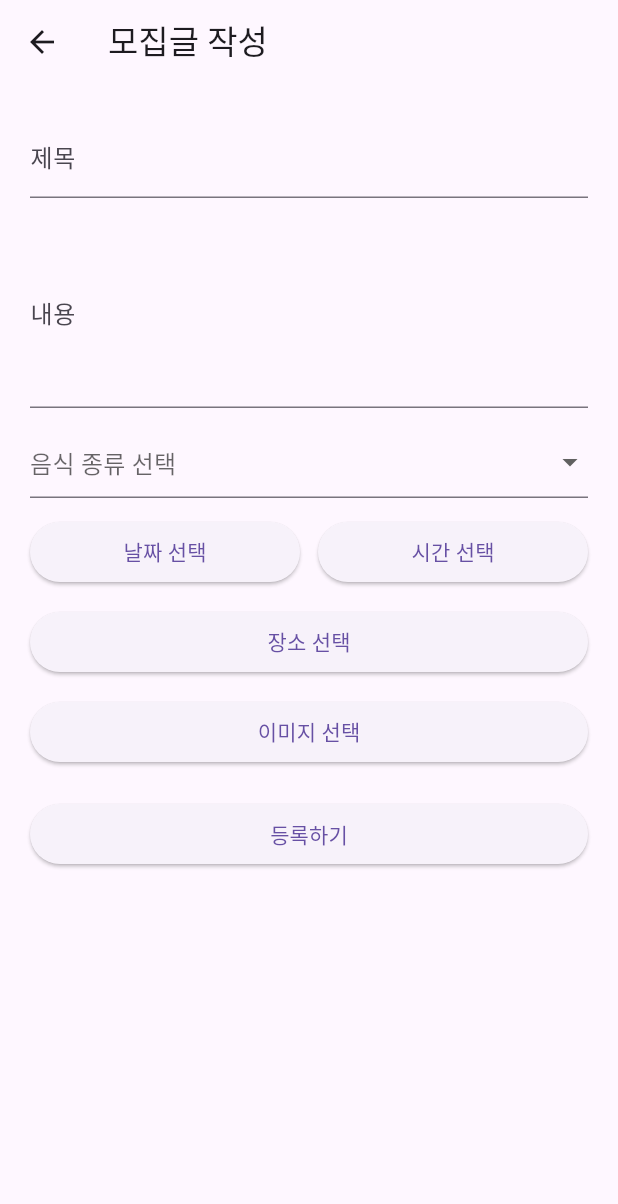
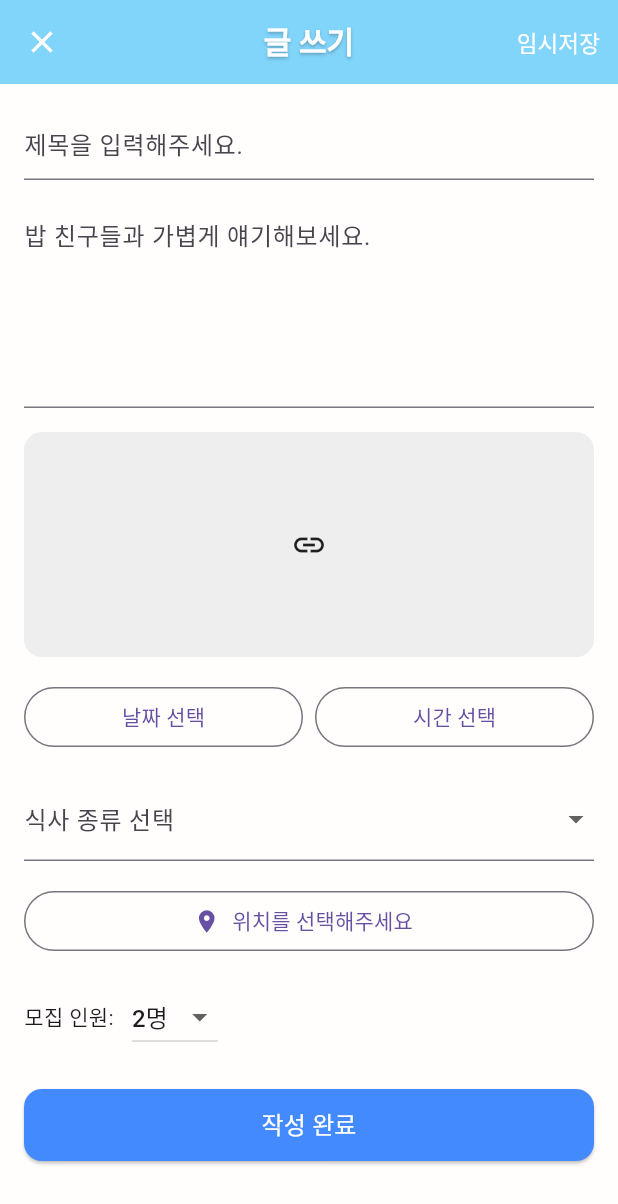
Before and after one commit to moyubap/abc, a Flutter app: the WritePage screen opened directly, on a phone screen of 412 x 824 dp. Shown: the top 1204 px of the screen. Run offline on Flutter 3.47's test engine with Material 3 defaults, Android fonts, the phone set to English and light mode, and no system bars; our stand-ins replace cloud_firestore, firebase_auth, firebase_core, firebase_storage, geolocator, google_maps_flutter and 2 more; missing offline and left inert: flutter_sound; accounts and stored records are empty; network calls fail; Roboto replaces fonts that are missing (UhBeeSe_hyun).

Commit message:
Initial commit

```diff
--- a/lib/home_page/write_page.dart
+++ b/lib/home_page/write_page.dart
@@ -1,12 +1,12 @@
-// ✅ write_page.dart (전체 정상 작동 버전)
 import 'dart:io';
 import 'package:flutter/material.dart';
 import 'package:image_picker/image_picker.dart';
+import 'package:url_launcher/url_launcher.dart';
 import 'package:cloud_firestore/cloud_firestore.dart';
 import 'package:firebase_auth/firebase_auth.dart';
 import 'package:firebase_storage/firebase_storage.dart';
-import 'package:url_launcher/url_launcher.dart';
 import '../databaseSvc.dart';
+import '../home_page/location_picker_page.dart';
 
 class WritePage extends StatefulWidget {
   final RecruitPost? post;
@@ -27,10 +27,12 @@ class _WritePageState extends State<WritePage> {
   DateTime? selectedDate;
   TimeOfDay? selectedTime;
   String? selectedMealType;
+  int _selectedMaxParticipants = 2;
 
   final List<String> mealTypes = [
     '한식', '일식', '중식', '양식', '분식', '디저트', '패스트푸드',
   ];
+  final List<int> maxParticipantsOptions = List.generate(10, (index) => index + 1);
 
   @override
   void initState() {
@@ -46,6 +48,7 @@ class _WritePageState extends State<WritePage> {
       selectedDate = DateTime(meet.year, meet.month, meet.day);
       selectedTime = TimeOfDay(hour: meet.hour, minute: meet.minute);
       selectedMealType = post.foodType;
+      _selectedMaxParticipants = post.maxParticipants;
     }
   }
 
@@ -62,12 +65,18 @@ class _WritePageState extends State<WritePage> {
   }
 
   Future<void> _selectLocation() async {
-    final result = await Navigator.pushNamed(context, '/locationPicker');
+    final result = await Navigator.push(
+      context,
+      MaterialPageRoute(builder: (_) => const LocationPickerPage()),
+    );
     if (result is Map<String, dynamic>) {
       setState(() {
-        selectedLocation = result['placeName'];
-        locationUrl = result['locationUrl'];
-        selectedGeoPoint = result['geoPoint'];
+        selectedLocation = result['placeName'] ?? result['name'];
+        locationUrl = result['locationUrl'] ?? result['url'];
+        selectedGeoPoint = result['geoPoint'] ??
+            (result['lat'] != null && result['lng'] != null
+                ? GeoPoint(result['lat'], result['lng'])
+                : null);
       });
     }
   }
@@ -90,7 +99,29 @@ class _WritePageState extends State<WritePage> {
     if (picked != null) setState(() => selectedTime = picked);
   }
 
+  String get formattedDate => selectedDate == null
+      ? '날짜 선택'
+      : '${selectedDate!.year}-${selectedDate!.month.toString().padLeft(2, '0')}-${selectedDate!.day.toString().padLeft(2, '0')}';
+
+  String get formattedTime => selectedTime == null
+      ? '시간 선택'
+      : '${selectedTime!.hour.toString().padLeft(2, '0')}:${selectedTime!.minute.toString().padLeft(2, '0')}';
+
   Future<void> _submitPost() async {
+    if (_titleController.text.isEmpty ||
+        _contentController.text.isEmpty ||
+        selectedMealType == null ||
+        selectedLocation == null ||
+        selectedGeoPoint == null ||
+        selectedDate == null ||
+        selectedTime == null) {
+      ScaffoldMessenger.of(context).showSnackBar(
+        const SnackBar(content: Text('필수 항목을 모두 입력하세요.')),
+      );
+      return;
+    }
+
+    try {
       final uid = FirebaseAuth.instance.currentUser!.uid;
       final postRef = widget.post == null
           ? FirebaseFirestore.instance.collection('posts').doc()
@@ -98,15 +129,15 @@ class _WritePageState extends State<WritePage> {
 
       final postId = postRef.id;
       final meetDateTime = DateTime(
-      selectedDate?.year ?? 0,
-      selectedDate?.month ?? 0,
-      selectedDate?.day ?? 0,
-      selectedTime?.hour ?? 0,
-      selectedTime?.minute ?? 0,
+        selectedDate!.year,
+        selectedDate!.month,
+        selectedDate!.day,
+        selectedTime!.hour,
+        selectedTime!.minute,
       );
       final imageUrl = await _uploadImage(postId);
 
-    await postRef.set({
+      final data = {
         'title': _titleController.text,
         'content': _contentController.text,
         'foodType': selectedMealType,
@@ -115,76 +146,157 @@ class _WritePageState extends State<WritePage> {
         'meetTime': Timestamp.fromDate(meetDateTime),
         'hostId': uid,
         'createdAt': Timestamp.now(),
+        'maxParticipants': _selectedMaxParticipants,
+        'genderLimit': 'any',
         if (imageUrl != null) 'imageUrl': imageUrl,
-    }, SetOptions(merge: true));
+      };
 
+      if (widget.post == null) {
+        data['status'] = 'open';
+        data['participantIds'] = [uid];
+      }
+
+      await postRef.set(data, SetOptions(merge: true));
       if (context.mounted) Navigator.pop(context);
+    } catch (e) {
+      ScaffoldMessenger.of(context).showSnackBar(
+        SnackBar(content: Text('글 등록 실패: $e')),
+      );
+    }
   }
 
   @override
   Widget build(BuildContext context) {
+    final isEdit = widget.post != null;
     return Scaffold(
-      appBar: AppBar(title: const Text('모집글 작성')),
-      body: ListView(
-        padding: const EdgeInsets.all(20),
-        children: [
-          TextField(controller: _titleController, decoration: const InputDecoration(labelText: '제목')),
-          const SizedBox(height: 12),
-          TextField(controller: _contentController, maxLines: 4, decoration: const InputDecoration(labelText: '내용')),
-          const SizedBox(height: 12),
-          DropdownButtonFormField<String>(
-            value: selectedMealType,
-            hint: const Text('음식 종류 선택'),
-            items: mealTypes.map((type) => DropdownMenuItem(value: type, child: Text(type))).toList(),
-            onChanged: (val) => setState(() => selectedMealType = val),
-          ),
-          const SizedBox(height: 12),
-          Row(
-            children: [
-              Expanded(
-                child: ElevatedButton(
-                  onPressed: _pickDate,
-                  child: Text(selectedDate == null
-                      ? '날짜 선택'
-                      : '${selectedDate!.year}.${selectedDate!.month}.${selectedDate!.day}'),
+      backgroundColor: const Color(0xFFFFFEFC),
+      appBar: AppBar(
+        backgroundColor: const Color(0xFF81D4FA),
+        elevation: 0,
+        centerTitle: true,
+        title: Text(
+          isEdit ? '글 수정' : '글 쓰기',
+          style: const TextStyle(
+            fontFamily: 'UhBeeSe_hyun',
+            fontSize: 20,
+            color: Colors.white,
+            fontWeight: FontWeight.w600,
+            shadows: [Shadow(color: Colors.black26, blurRadius: 2, offset: Offset(0, 1))],
           ),
         ),
-              const SizedBox(width: 12),
-              Expanded(
-                child: ElevatedButton(
-                  onPressed: _pickTime,
-                  child: Text(selectedTime == null ? '시간 선택' : selectedTime!.format(context)),
+        leading: IconButton(
+          icon: const Icon(Icons.close, color: Colors.white),
+          onPressed: () => Navigator.pop(context),
+        ),
+        actions: [
+          TextButton(
+            onPressed: () {},
+            child: const Text(
+              '임시저장',
+              style: TextStyle(color: Colors.white, fontSize: 15),
             ),
           ),
         ],
       ),
-          const SizedBox(height: 12),
-          ElevatedButton(onPressed: _selectLocation, child: const Text('장소 선택')),
-          if (selectedLocation != null && locationUrl != null)
-            TextButton(
-              onPressed: () async {
-                final uri = Uri.parse(locationUrl!);
-                if (await canLaunchUrl(uri)) {
-                  await launchUrl(uri);
-                } else {
-                  throw 'Could not launch $locationUrl';
+      body: Padding(
+        padding: const EdgeInsets.all(16.0),
+        child: ListView(
+          children: [
+            TextField(
+              controller: _titleController,
+              decoration: const InputDecoration(hintText: '제목을 입력해주세요.'),
+            ),
+            const SizedBox(height: 16),
+            TextField(
+              controller: _contentController,
+              maxLines: 5,
+              decoration: const InputDecoration(hintText: '밥 친구들과 가볍게 얘기해보세요.'),
+            ),
+            const SizedBox(height: 16),
+            GestureDetector(
+              onTap: _pickImage,
+              child: Container(
+                height: 150,
+                decoration: BoxDecoration(
+                  color: Colors.grey[200],
+                  borderRadius: BorderRadius.circular(12),
+                ),
+                child: _selectedImage == null
+                    ? const Center(child: Icon(Icons.link))
+                    : ClipRRect(
+                  borderRadius: BorderRadius.circular(12),
+                  child: Image.file(_selectedImage!, fit: BoxFit.cover),
+                ),
+              ),
+            ),
+            const SizedBox(height: 16),
+            Row(
+              children: [
+                Expanded(
+                  child: OutlinedButton(
+                    onPressed: _pickDate,
+                    child: Text(formattedDate),
+                  ),
+                ),
+                const SizedBox(width: 8),
+                Expanded(
+                  child: OutlinedButton(
+                    onPressed: _pickTime,
+                    child: Text(formattedTime),
+                  ),
+                ),
+              ],
+            ),
+            const SizedBox(height: 16),
+            DropdownButtonFormField<String>(
+              value: selectedMealType,
+              decoration: const InputDecoration(labelText: '식사 종류 선택'),
+              items: mealTypes.map((type) => DropdownMenuItem(
+                value: type,
+                child: Text(type),
+              )).toList(),
+              onChanged: (value) => setState(() => selectedMealType = value),
+            ),
+            const SizedBox(height: 16),
+            OutlinedButton.icon(
+              onPressed: _selectLocation,
+              icon: const Icon(Icons.place),
+              label: Text(selectedLocation ?? '위치를 선택해주세요'),
+            ),
+            const SizedBox(height: 16),
+            Row(
+              children: [
+                const Text('모집 인원:'),
+                const SizedBox(width: 12),
+                DropdownButton<int>(
+                  value: _selectedMaxParticipants,
+                  items: maxParticipantsOptions
+                      .map((e) => DropdownMenuItem(value: e, child: Text('$e명')))
+                      .toList(),
+                  onChanged: (val) {
+                    if (val != null) {
+                      setState(() {
+                        _selectedMaxParticipants = val;
+                      });
                     }
                   },
-              child: Text(
-                selectedLocation!,
-                style: const TextStyle(decoration: TextDecoration.underline),
+                ),
+              ],
+            ),
+            const SizedBox(height: 24),
+            ElevatedButton(
+              onPressed: _submitPost,
+              style: ElevatedButton.styleFrom(
+                backgroundColor: Colors.blueAccent,
+                shape: RoundedRectangleBorder(borderRadius: BorderRadius.circular(12)),
+              ),
+              child: const Padding(
+                padding: EdgeInsets.symmetric(vertical: 12),
+                child: Text('작성 완료', style: TextStyle(color: Colors.white, fontSize: 16)),
               ),
             ),
-          const SizedBox(height: 12),
-          ElevatedButton(onPressed: _pickImage, child: const Text('이미지 선택')),
-          if (_selectedImage != null)
-            Padding(
-              padding: const EdgeInsets.only(top: 8),
-              child: Image.file(_selectedImage!, height: 200, fit: BoxFit.cover),
+          ],
         ),
-          const SizedBox(height: 20),
-          ElevatedButton(onPressed: _submitPost, child: const Text('등록하기')),
-        ],
       ),
     );
   }
```
Also changed, not shown: lib/home_page/location_picker_page.dart (+35 -24 lines). Lines whose indentation alone changed are shown as unchanged.
